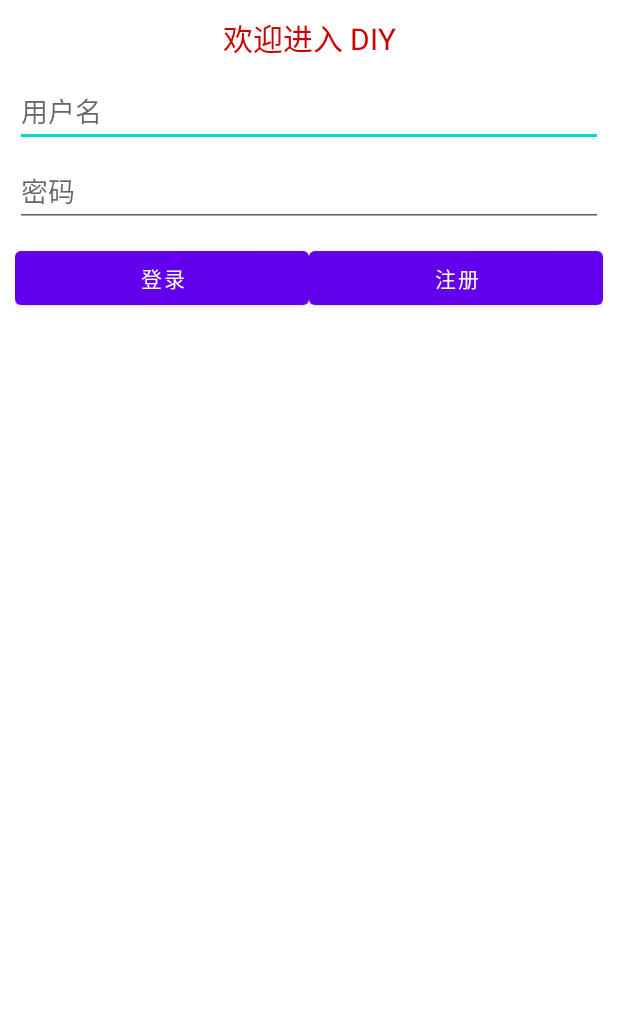
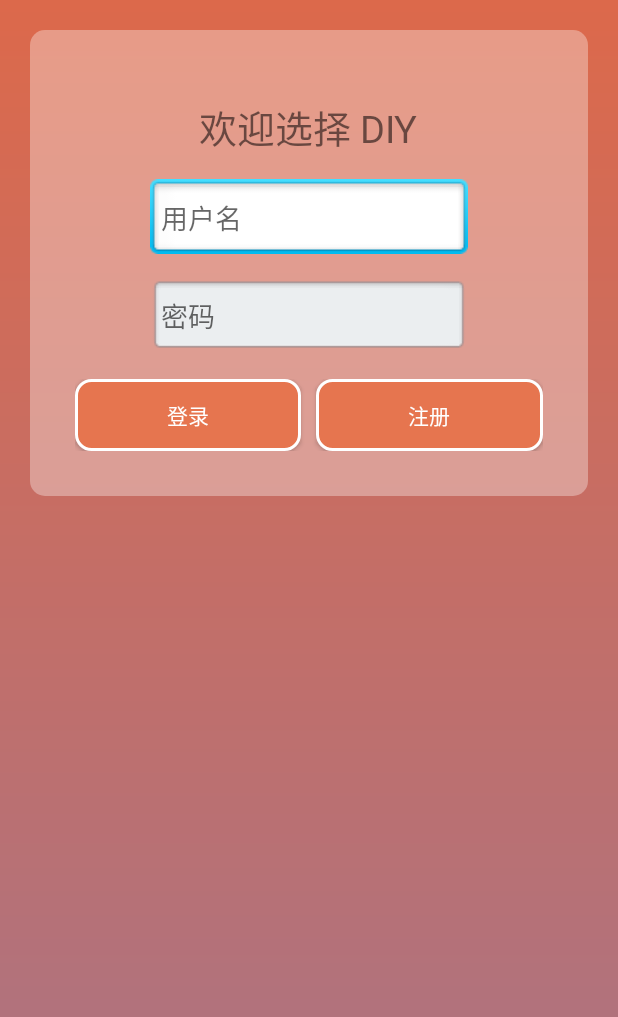
Before and after one commit to Rroxyy/Android-Learn, an Android app: the screen it shows after launch (LoginActivity), on a phone screen of 412 x 824 dp. Shown: the top 1017 px of the screen. Run offline under Robolectric (Android 15) with nearby library versions, the phone set to English and light mode, and no system bars.

Commit message:
实验3-2

```diff
--- /dev/null
+++ b/app/src/main/res/drawable/background_button_div.xml
@@ -0,0 +1,21 @@
+<?xml version="1.0" encoding="utf-8"?>
+<selector xmlns:android="http://schemas.android.com/apk/res/android">
+    <item android:state_pressed="true">
+        <shape>
+            <solid android:color="#DCB373" />
+            <stroke android:width="2dp" android:color="#000000"/>
+            <corners android:radius="5dp"/>
+            <padding android:left="5dp" android:right="5dp"
+                android:top="5dp" android:bottom="5dp"/>
+        </shape>
+    </item>
+    <item> <!-- Default state -->
+        <shape>
+            <solid android:color="#E6754F" />
+            <stroke android:width="2dp" android:color="#ffffff" />
+            <corners android:radius="10dp"/>
+            <padding android:left="5dp" android:right="5dp"
+                android:top="5dp" android:bottom="5dp"/>
+        </shape>
+    </item>
+</selector>
--- /dev/null
+++ b/app/src/main/res/drawable/background_login.xml
@@ -0,0 +1,7 @@
+<?xml version="1.0" encoding="utf-8"?>
+<shape xmlns:android="http://schemas.android.com/apk/res/android" >
+    <gradient
+        android:angle="90"
+        android:endColor="#DC694B"
+        android:startColor="#A87487" />
+</shape>
--- /dev/null
+++ b/app/src/main/res/drawable/background_login_div.xml
@@ -0,0 +1,9 @@
+<?xml version="1.0" encoding="utf-8"?>
+<shape xmlns:android="http://schemas.android.com/apk/res/android" >
+    <solid android:color="#55FFFFFF" />
+    <corners
+        android:bottomLeftRadius="10dp"
+        android:bottomRightRadius="10dp"
+        android:topLeftRadius="10dp"
+        android:topRightRadius="10dp" />
+</shape>
--- /dev/null
+++ b/app/src/main/res/drawable/edit_login.xml
@@ -0,0 +1,7 @@
+<?xml version="1.0" encoding="UTF-8"?>
+<selector
+    xmlns:android="http://schemas.android.com/apk/res/android">
+    <item android:state_focused="true"
+        android:drawable="@drawable/input_over" />
+    <item android:drawable="@drawable/login_input" />
+</selector>
--- /dev/null
+++ b/app/src/main/res/drawable/text_btn_selector.xml
@@ -0,0 +1,7 @@
+<?xml version="1.0" encoding="utf-8"?>
+<selector xmlns:android="http://schemas.android.com/apk/res/android">
+    <!-- 按压时 -->
+    <item android:color="#BF6C6C" android:state_pressed="true" />
+    <!-- 默认时 -->
+    <item android:color="@android:color/white" />
+</selector>
--- a/app/src/main/res/layout/activity_login.xml
+++ b/app/src/main/res/layout/activity_login.xml
@@ -5,45 +5,65 @@
     android:layout_width="match_parent"
     android:layout_height="match_parent"
     android:orientation="vertical"
-    android:layout_margin="10dp"
-    tools:context=".LoginActivity">
-    <TextView
+    android:padding="20dp"
+    android:background = "@drawable/background_login"
+    tools:context=".LoginActivity" >
+    <LinearLayout
         android:layout_width="match_parent"
         android:layout_height="wrap_content"
-        android:gravity="center"
-        android:textSize="20sp"
-        android:textColor="@android:color/holo_red_dark"
-        android:text="欢迎进入 DIY" />
+        android:orientation="vertical"
+        android:gravity="center_horizontal"
+        android:padding="30dp"
+        android:background="@drawable/background_login_div">
+        <TextView
+            android:layout_width="wrap_content"
+            android:layout_height="wrap_content"
+            android:layout_marginTop="15dp"
+            android:textSize="25sp"
+            android:text="欢迎选择 DIY" />
         <EditText
             android:id="@+id/username"
             android:layout_width="match_parent"
-        android:layout_height="wrap_content"
-        android:layout_marginTop="10dp"
-        android:inputType="textPersonName"
+            android:layout_height="50dp"
+            android:layout_marginTop="15dp"
+            android:layout_marginLeft="50dp"
+            android:layout_marginRight="50dp"
+            android:singleLine="true"
+            android:background="@drawable/edit_login"
             android:hint="用户名" />
         <EditText
             android:id="@+id/password"
             android:layout_width="match_parent"
-        android:layout_height="wrap_content"
-        android:layout_marginTop="5dp"
+            android:layout_height="50dp"
+            android:layout_marginTop="15dp"
+            android:layout_marginLeft="50dp"
+            android:layout_marginRight="50dp"
+            android:singleLine="true"
+            android:background="@drawable/edit_login"
             android:hint="密码"
             android:inputType="textPassword" />
         <LinearLayout
             android:layout_width="match_parent"
-        android:layout_height="match_parent"
-        android:layout_marginTop="10dp"
-        android:orientation="horizontal">
+            android:layout_height="wrap_content"
+            android:gravity="center"
+            android:layout_marginTop="18dp">
             <Button
                 android:id="@+id/loginBt"
                 android:layout_width="wrap_content"
                 android:layout_height="wrap_content"
                 android:layout_weight="1"
-            android:text="登录" />
+                android:text="登录"
+                android:textColor="@drawable/text_btn_selector"
+                android:background="@drawable/background_button_div"/>
             <Button
                 android:id="@+id/registerBt"
                 android:layout_width="wrap_content"
                 android:layout_height="wrap_content"
                 android:layout_weight="1"
-            android:text="注册" />
+                android:text="注册"
+                android:textColor="@drawable/text_btn_selector"
+                android:layout_marginStart="10dp"
+                android:background="@drawable/background_button_div"/>
         </LinearLayout>
     </LinearLayout>
+</LinearLayout>
--- a/app/src/main/res/values-night/themes.xml
+++ b/app/src/main/res/values-night/themes.xml
@@ -1,6 +1,6 @@
 <resources xmlns:tools="http://schemas.android.com/tools">
     <!-- Base application theme. -->
-    <style name="Theme.Cao" parent="Theme.MaterialComponents.DayNight.DarkActionBar">
+    <style name="Theme.Cao" parent="Theme.AppCompat.Light.NoActionBar">
         <!-- Primary brand color. -->
         <item name="colorPrimary">@color/purple_200</item>
         <item name="colorPrimaryVariant">@color/purple_700</item>
--- a/app/src/main/res/values/themes.xml
+++ b/app/src/main/res/values/themes.xml
@@ -1,6 +1,6 @@
 <resources xmlns:tools="http://schemas.android.com/tools">
     <!-- Base application theme. -->
-    <style name="Theme.Cao" parent="Theme.MaterialComponents.DayNight.DarkActionBar">
+    <style name="Theme.Cao" parent="Theme.AppCompat.Light.NoActionBar">
         <!-- Primary brand color. -->
         <item name="colorPrimary">@color/purple_500</item>
         <item name="colorPrimaryVariant">@color/purple_700</item>
```
Also changed, not shown: app/src/main/res/drawable/input_over.9.png (added), app/src/main/res/drawable/login_input.9.png (added). Lines whose indentation alone changed are shown as unchanged.
